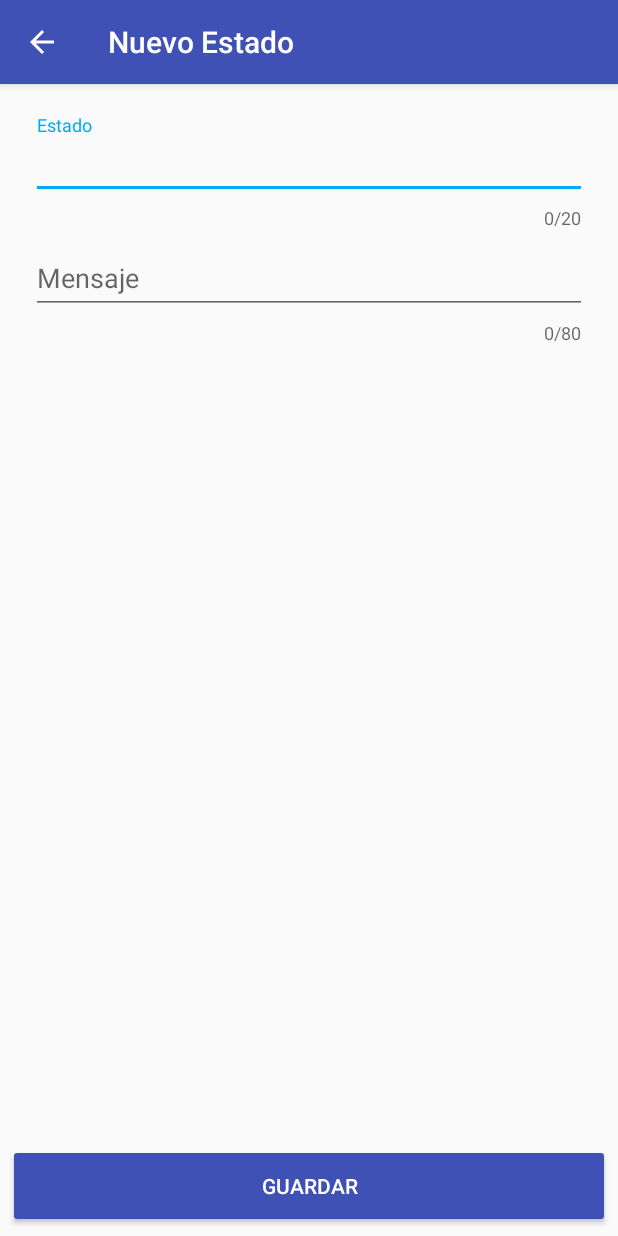
After one commit to RubenRojas/SocialNetworkControl, an Android app: the EstadosComp screen opened directly, with no data from a screen before it, on a phone screen of 412 x 824 dp. The commit adds this screen. Run offline under Robolectric (Android 15) with nearby library versions, the phone set to English and light mode, and no system bars.

Commit message:
estados ok -- [2017-01-08 17:36]

```diff
--- /dev/null
+++ b/app/src/main/java/cl/rubenrojas/socialnetworkcontrol/EstadosComp.java
@@ -0,0 +1,90 @@
+package cl.rubenrojas.socialnetworkcontrol;
+
+import android.database.sqlite.SQLiteDatabase;
+import android.support.v7.app.AppCompatActivity;
+import android.os.Bundle;
+import android.view.MenuItem;
+import android.view.View;
+import android.widget.Button;
+import android.widget.EditText;
+import android.widget.Toast;
+
+import cl.rubenrojas.socialnetworkcontrol.Classes.AdminSQLiteOpenHelper;
+import cl.rubenrojas.socialnetworkcontrol.Classes.Estado;
+
+public class EstadosComp extends AppCompatActivity {
+    Estado estado;
+    String mensaje;
+    EditText ed_estado, ed_mensaje;
+    Button guardar;
+    SQLiteDatabase bd;
+    @Override
+    protected void onCreate(Bundle savedInstanceState) {
+        super.onCreate(savedInstanceState);
+        setContentView(R.layout.activity_estados_comp);
+
+        AdminSQLiteOpenHelper admin = new AdminSQLiteOpenHelper(EstadosComp.this,
+                "SNC", null, Integer.parseInt(EstadosComp.this.getString(R.string.database_version)));
+        bd = admin.getWritableDatabase();
+        ed_estado = (EditText)findViewById(R.id.estado);
+        ed_mensaje = (EditText)findViewById(R.id.mensaje);
+
+        try{
+            String est = getIntent().getStringExtra("estado").toString();
+            String men  = getIntent().getStringExtra("mensaje").toString();
+            estado = new Estado(est, men);
+            getSupportActionBar().setTitle(getString(R.string.estado_titulo_editar));
+            ed_mensaje.setText(men);
+            ed_estado.setText(est);
+            mensaje = getString(R.string.estado_mensaje_editado);
+        }
+        catch (Exception e){
+            mensaje = getString(R.string.estado_mensaje_creado);
+            getSupportActionBar().setTitle(getString(R.string.estado_titulo_crear));
+        }
+
+
+        getSupportActionBar().setDisplayHomeAsUpEnabled(true);
+        getSupportActionBar().setDisplayShowHomeEnabled(true);
+
+        guardar = (Button)findViewById(R.id.guardar);
+        guardar.setOnClickListener(new View.OnClickListener() {
+            @Override
+            public void onClick(View v) {
+                ed_estado = (EditText)findViewById(R.id.estado);
+                ed_mensaje = (EditText)findViewById(R.id.mensaje);
+
+                String est = ed_estado.getText().toString();
+                String men = ed_mensaje.getText().toString();
+                try{
+                    estado.deleteUsuario(bd);
+                }
+                catch (Exception e){
+
+                }
+                estado = new Estado(est, men);
+                estado.deleteUsuario(bd);
+                estado.insertEstado(bd);
+
+
+
+
+
+                Toast.makeText(EstadosComp.this, mensaje, Toast.LENGTH_SHORT).show();
+                EstadosComp.this.finish();
+            }
+        });
+
+    }
+
+    @Override
+    public boolean onOptionsItemSelected(MenuItem item) {
+        switch (item.getItemId()) {
+            case android.R.id.home:
+                onBackPressed();
+                return true;
+            default:
+                return super.onOptionsItemSelected(item);
+        }
+    }
+}
--- a/app/src/main/java/cl/rubenrojas/socialnetworkcontrol/Splash.java
+++ b/app/src/main/java/cl/rubenrojas/socialnetworkcontrol/Splash.java
@@ -41,7 +41,7 @@ public class Splash extends AppCompatActivity {
         new Handler().postDelayed(new Runnable() {
             @Override
             public void run() {
-                startActivity(new Intent(Splash.this, Estados.class));
+                startActivity(new Intent(Splash.this, Dash.class));
                 Splash.this.finish();
 
             }
--- /dev/null
+++ b/app/src/main/res/layout/activity_estados_comp.xml
@@ -0,0 +1,58 @@
+<?xml version="1.0" encoding="utf-8"?>
+<RelativeLayout
+    xmlns:android="http://schemas.android.com/apk/res/android"
+    xmlns:app="http://schemas.android.com/apk/res-auto"
+    android:layout_width="match_parent"
+    android:padding="5dp"
+    android:layout_height="match_parent"
+    >
+    <LinearLayout
+        android:orientation="vertical"
+        android:layout_width="match_parent"
+
+        android:layout_margin="15dp"
+        android:layout_height="wrap_content">
+
+        <android.support.design.widget.TextInputLayout
+            android:layout_width="match_parent"
+            android:hint="@string/estado_nombre"
+            app:counterEnabled="true"
+            app:counterMaxLength="20"
+            android:layout_height="wrap_content">
+
+            <EditText
+                android:layout_width="match_parent"
+                android:layout_height="wrap_content"
+                android:text=""
+                android:id="@+id/estado"
+                />
+
+        </android.support.design.widget.TextInputLayout>
+
+        <android.support.design.widget.TextInputLayout
+            android:layout_width="match_parent"
+            android:hint="@string/estado_mensaje"
+            app:counterEnabled="true"
+            app:counterMaxLength="80"
+            android:layout_height="wrap_content">
+            <EditText
+                android:id="@+id/mensaje"
+                android:layout_width="match_parent"
+                android:layout_height="wrap_content"
+                android:text=""
+                />
+
+        </android.support.design.widget.TextInputLayout>
+
+    </LinearLayout>
+
+    <Button
+        android:layout_width="match_parent"
+        android:layout_height="56dp"
+        android:layout_alignParentBottom="true"
+        android:layout_alignParentLeft="true"
+        android:text="@string/save_btn"
+        android:layout_alignParentStart="true"
+        android:theme="@style/DefBtn"
+        android:id="@+id/guardar" />
+</RelativeLayout>
--- a/app/src/main/res/layout/item_estado.xml
+++ b/app/src/main/res/layout/item_estado.xml
@@ -6,6 +6,7 @@
     <android.support.v7.widget.CardView
         android:layout_width="match_parent"
         android:layout_margin="2dp"
+        android:layout_marginBottom="0dp"
         android:layout_height="wrap_content">
         <LinearLayout
             android:layout_width="match_parent"
--- a/app/src/main/res/values/strings.xml
+++ b/app/src/main/res/values/strings.xml
@@ -16,6 +16,9 @@
 
 
     <!-- dialogo estado -->
+    <string name="estado_titulo_editar">Editar Estado</string>
+    <string name="estado_titulo_crear">Nuevo Estado</string>
+
     <string name="estado_nombre">Estado</string>
     <string name="estado_mensaje">Mensaje</string>
 
@@ -25,6 +28,19 @@
     <string name="delete_estado_title">Borrar Estado</string>
     <string name="delete_estado_desc">¿Estás seguro de que quieres borrar este Estado?</string>
 
+    <string name="update_estado_title">Actualizar Estado</string>
+    <string name="update_estado_desc">Modifica los datos que quieres actualizar</string>
+    <string name="title_activity_ajustes">Settings</string>
+    <string name="save_btn">Guardar</string>
+    <string name="estado_mensaje_editado">Estado Editado.</string>
+    <string name="estado_mensaje_creado">Estado Creado</string>
+
+
+
+    <!-- Dash -->
+    <string name="dash_titulo">Monitoreo</string>
+    <string name="dash_option_monitoreo_name">Monitoreo Activo</string>
+    <string name="dash_option_estado_name">Estado Activo</string>
 
 
 </resources>
--- a/app/src/main/res/values/styles.xml
+++ b/app/src/main/res/values/styles.xml
@@ -29,5 +29,12 @@
 
     <style name="AppTheme.PopupOverlay" parent="ThemeOverlay.AppCompat.Light" />
 
+    <style name="DefBtn" parent="Theme.AppCompat.Light">
+        <item name="colorControlHighlight">@color/colorPrimaryDark</item>
+        <item name="colorButtonNormal">@color/colorPrimary</item>
+        <item name="android:textColor">@color/textColor</item>
+        <item name="android:layout_height">55dp</item>
+
+    </style>
 
 </resources>
```
Also changed, not shown: app/build.gradle (+10 -8 lines), app/src/main/AndroidManifest.xml (+5 -2 lines), app/src/main/java/cl/rubenrojas/socialnetworkcontrol/Adapters/Estado_Adapter.java (+7 -5 lines), app/src/main/java/cl/rubenrojas/socialnetworkcontrol/Classes/AdminSQLiteOpenHelper.java (+17 -0 lines), app/src/main/java/cl/rubenrojas/socialnetworkcontrol/Classes/Estado.java (+13 -14 lines), app/src/main/java/cl/rubenrojas/socialnetworkcontrol/Dash.java (+33 -0 lines), app/src/main/java/cl/rubenrojas/socialnetworkcontrol/Estados.java (+26 -30 lines), app/src/main/res/drawable/ic_info_black_24dp.xml (added, +9 -0 lines), app/src/main/res/drawable/ic_notifications_black_24dp.xml (added, +9 -0 lines), app/src/main/res/drawable/ic_sync_black_24dp.xml (added, +9 -0 lines), app/src/main/res/layout/activity_dash.xml (+74 -4 lines), app/src/main/res/layout/activity_splash.xml (+10 -1 lines).
